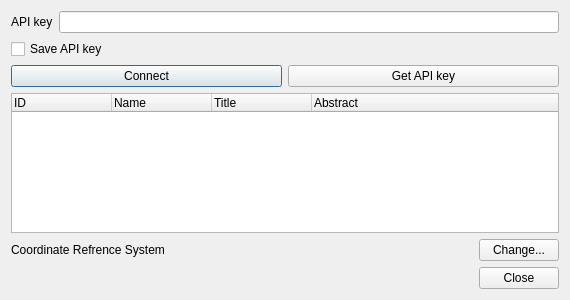
First picture: the form in addlayersdialogbase.ui, repository nextgis/qgis_scanex_express, before the edit.
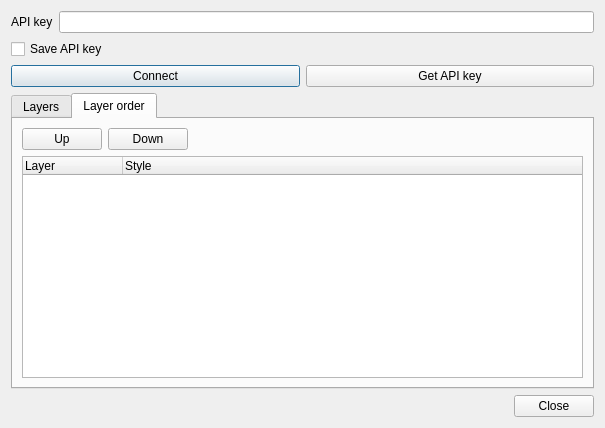
Second picture: the form after the edit. The open tabs and pages were chosen to show the change.

Commit message: initial implementation of layer order

What changed in the file:
```diff
--- a/addlayersdialogbase.ui
+++ b/addlayersdialogbase.ui
@@ -6,14 +6,14 @@
    <rect>
     <x>0</x>
     <y>0</y>
-    <width>570</width>
-    <height>300</height>
+    <width>605</width>
+    <height>428</height>
    </rect>
   </property>
   <property name="windowTitle">
    <string>Load layers from Scanex</string>
   </property>
-  <layout class="QVBoxLayout" name="verticalLayout">
+  <layout class="QVBoxLayout" name="verticalLayout_2">
    <item>
     <layout class="QHBoxLayout" name="horizontalLayout">
      <item>
@@ -54,6 +54,16 @@
     </layout>
    </item>
    <item>
+    <widget class="QTabWidget" name="tabWidget">
+     <property name="currentIndex">
+      <number>0</number>
+     </property>
+     <widget class="QWidget" name="tabLayers">
+      <attribute name="title">
+       <string>Layers</string>
+      </attribute>
+      <layout class="QVBoxLayout" name="verticalLayout">
+       <item>
     <widget class="QTreeWidget" name="lstLayers">
      <property name="sizePolicy">
       <sizepolicy hsizetype="Expanding" vsizetype="Expanding">
@@ -119,6 +129,63 @@
       </widget>
      </item>
     </layout>
+       </item>
+      </layout>
+      <zorder>lstLayers</zorder>
+      <zorder></zorder>
+     </widget>
+     <widget class="QWidget" name="tabOrder">
+      <attribute name="title">
+       <string>Layer order</string>
+      </attribute>
+      <layout class="QGridLayout" name="gridLayout">
+       <item row="1" column="0" colspan="3">
+        <widget class="QTreeWidget" name="lstOrder">
+         <property name="columnCount">
+          <number>2</number>
+         </property>
+         <column>
+          <property name="text">
+           <string>Layer</string>
+          </property>
+         </column>
+         <column>
+          <property name="text">
+           <string>Style</string>
+          </property>
+         </column>
+        </widget>
+       </item>
+       <item row="0" column="0">
+        <widget class="QPushButton" name="btnUp">
+         <property name="text">
+          <string>Up</string>
+         </property>
+        </widget>
+       </item>
+       <item row="0" column="1">
+        <widget class="QPushButton" name="btnDown">
+         <property name="text">
+          <string>Down</string>
+         </property>
+        </widget>
+       </item>
+       <item row="0" column="2">
+        <spacer name="horizontalSpacer_2">
+         <property name="orientation">
+          <enum>Qt::Horizontal</enum>
+         </property>
+         <property name="sizeHint" stdset="0">
+          <size>
+           <width>40</width>
+           <height>20</height>
+          </size>
+         </property>
+        </spacer>
+       </item>
+      </layout>
+     </widget>
+    </widget>
    </item>
    <item>
     <widget class="QDialogButtonBox" name="buttonBox">
```
Lines whose indentation alone changed are shown as unchanged. The commit also changes 1 other file.
